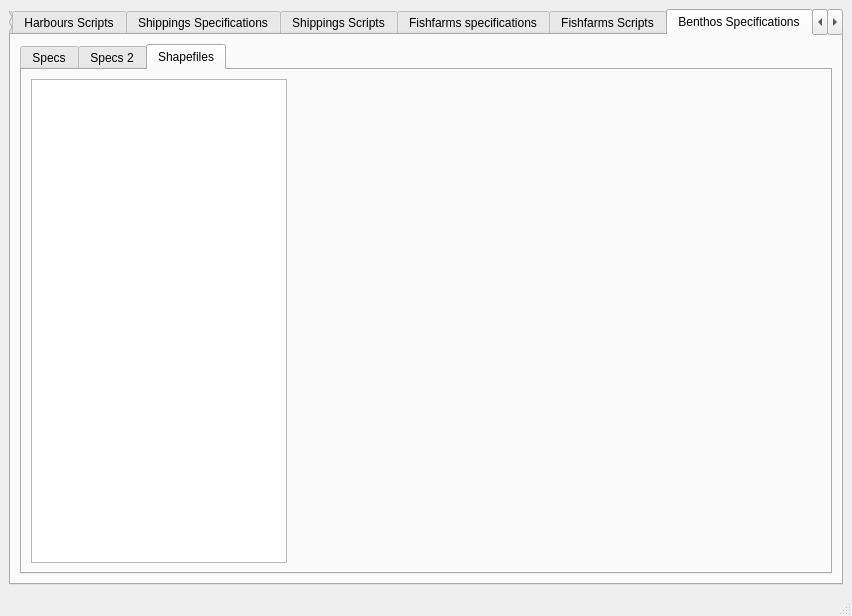
Before: the Qt Designer form objeditor/vesseleditormainwindow.ui in frabas/DISPLACE_GUI, drawn with Qt 5.
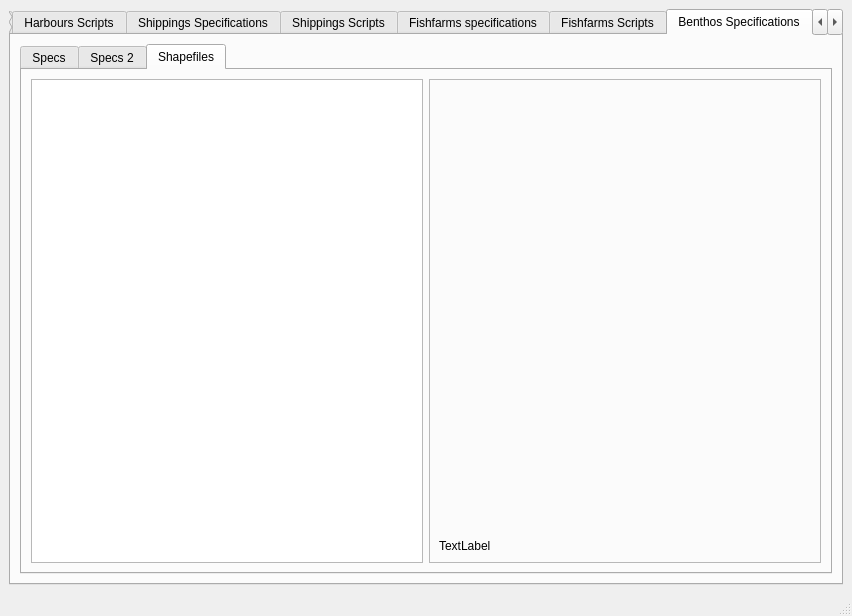
After: the same form once the commit is applied. The open tabs and pages were chosen to show the change. Custom widgets are drawn as their Qt base class.

Commit message: Coordinates added to shapefile maps

```diff
--- a/objeditor/vesseleditormainwindow.ui
+++ b/objeditor/vesseleditormainwindow.ui
@@ -427,12 +427,31 @@
            <attribute name="title">
             <string>Shapefiles</string>
            </attribute>
-           <layout class="QHBoxLayout" name="horizontalLayout_5" stretch="0,1">
-            <item>
+           <layout class="QGridLayout" name="gridLayout_4" rowstretch="0,0" columnstretch="1,1">
+            <item row="0" column="0">
              <widget class="QListView" name="benthosShapefilesList"/>
             </item>
-            <item>
-             <widget class="qmapcontrol::QMapControl" name="benthosShapefilesMap" native="true"/>
+            <item row="0" column="1">
+             <widget class="QFrame" name="frame_3">
+              <property name="frameShape">
+               <enum>QFrame::StyledPanel</enum>
+              </property>
+              <property name="frameShadow">
+               <enum>QFrame::Raised</enum>
+              </property>
+              <layout class="QVBoxLayout" name="verticalLayout_28" stretch="1,0">
+               <item>
+                <widget class="qmapcontrol::QMapControl" name="benthosShapefilesMap" native="true"/>
+               </item>
+               <item>
+                <widget class="QLabel" name="benthosMapCoords">
+                 <property name="text">
+                  <string>TextLabel</string>
+                 </property>
+                </widget>
+               </item>
+              </layout>
+             </widget>
             </item>
            </layout>
           </widget>
```
Left out of the diff: 49 changed lines with no effect on the pictures. The commit also changes 1 other file.
